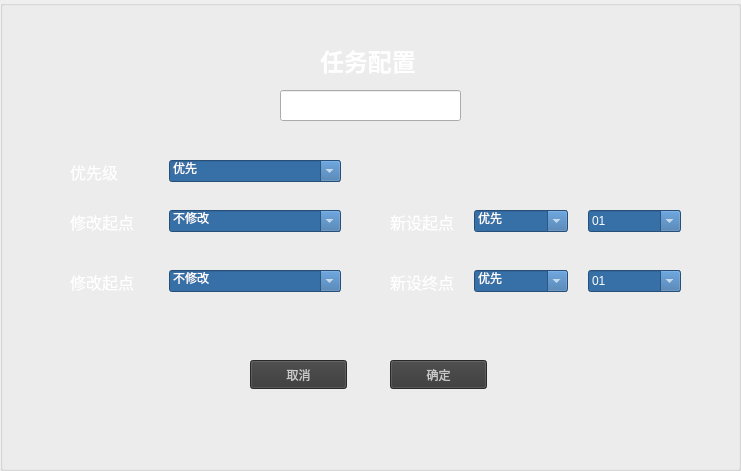
Before: the Qt Designer form ui/editwidget.ui in shixiejj/DHB_AGV_qt, drawn with Qt 5.
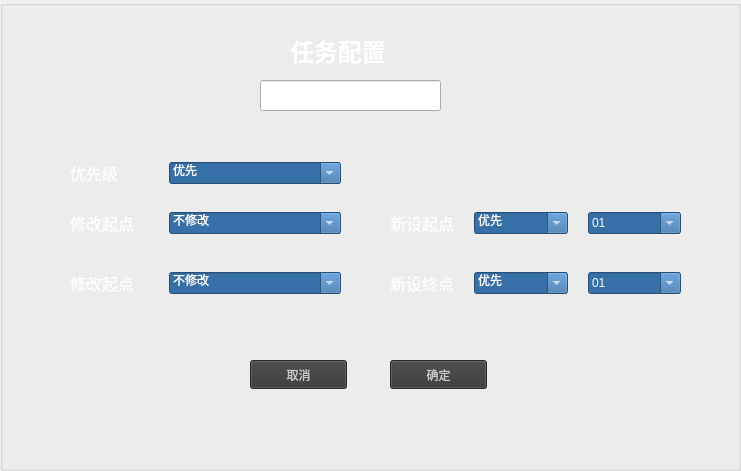
After: the same form once the commit is applied. Icons and pictures are not drawn.

```diff
--- a/ui/editwidget.ui
+++ b/ui/editwidget.ui
@@ -34,9 +34,9 @@
    <widget class="QLabel" name="label_325">
     <property name="geometry">
      <rect>
-      <x>320</x>
-      <y>40</y>
-      <width>101</width>
+      <x>290</x>
+      <y>30</y>
+      <width>131</width>
       <height>41</height>
      </rect>
     </property>
@@ -47,8 +47,8 @@
    <widget class="QLineEdit" name="lineEdit_221">
     <property name="geometry">
      <rect>
-      <x>280</x>
-      <y>90</y>
+      <x>260</x>
+      <y>80</y>
       <width>181</width>
       <height>31</height>
      </rect>
@@ -105,7 +105,7 @@
       <x>70</x>
       <y>160</y>
       <width>271</width>
-      <height>22</height>
+      <height>26</height>
      </rect>
     </property>
     <layout class="QHBoxLayout" name="horizontalLayout" stretch="2,5">
@@ -153,7 +153,7 @@
       <x>70</x>
       <y>210</y>
       <width>271</width>
-      <height>22</height>
+      <height>26</height>
      </rect>
     </property>
     <layout class="QHBoxLayout" name="horizontalLayout_2" stretch="2,5">
@@ -196,7 +196,7 @@
       <x>70</x>
       <y>270</y>
       <width>271</width>
-      <height>22</height>
+      <height>26</height>
      </rect>
     </property>
     <layout class="QHBoxLayout" name="horizontalLayout_3" stretch="2,5">
@@ -239,7 +239,7 @@
       <x>390</x>
       <y>210</y>
       <width>291</width>
-      <height>22</height>
+      <height>26</height>
      </rect>
     </property>
     <layout class="QHBoxLayout" name="horizontalLayout_4" stretch="2,3,3">
@@ -303,7 +303,7 @@
       <x>390</x>
       <y>270</y>
       <width>291</width>
-      <height>22</height>
+      <height>26</height>
      </rect>
     </property>
     <layout class="QHBoxLayout" name="horizontalLayout_5" stretch="2,3,3">
```
